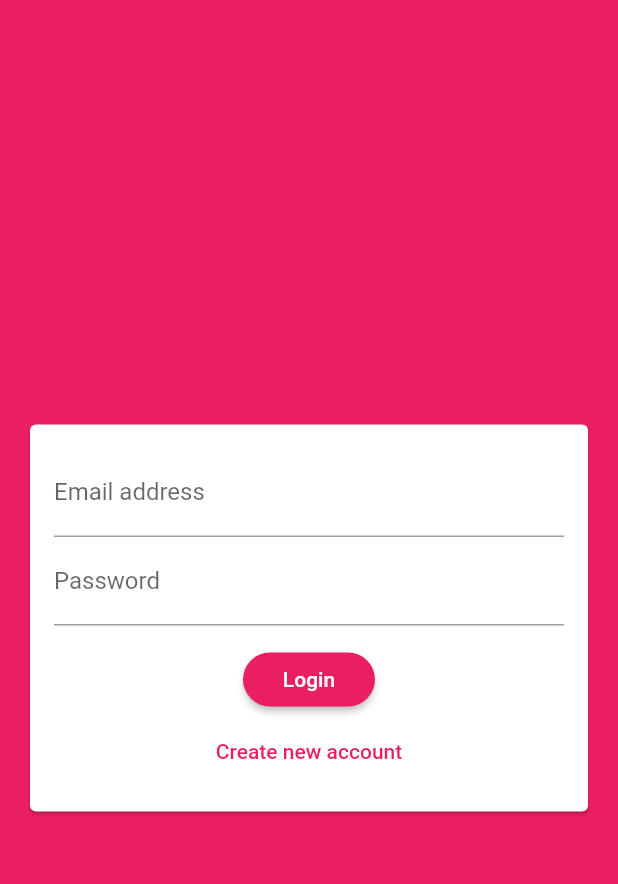
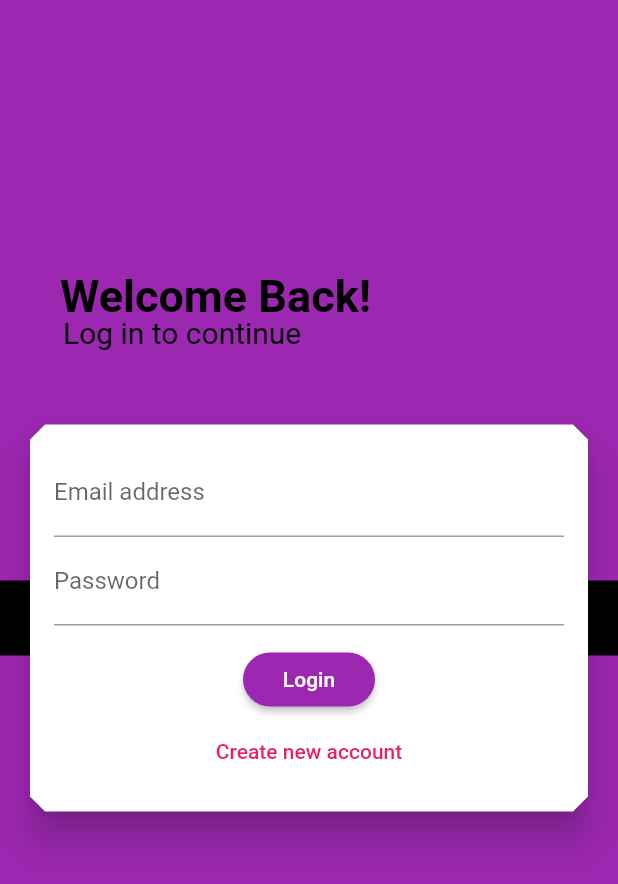
Before and after one commit to Vaibhav11234/ChatApp, a Flutter app: the screen it shows after launch, on a phone screen of 412 x 824 dp. Shown: the top 884 px of the screen. Run offline on Flutter 3.47's test engine with Material 2 defaults, Android fonts, the phone set to English and light mode, and no system bars; our stand-ins replace cloud_firestore, firebase_auth, firebase_storage, image_picker; accounts and stored records are empty.

Commit message:
chnages some UI part

```diff
--- a/lib/screens/auth_screen.dart
+++ b/lib/screens/auth_screen.dart
@@ -82,7 +82,7 @@ class _AuthScreenState extends State<AuthScreen> {
   @override
   Widget build(BuildContext context) {
     return Scaffold(
-      backgroundColor: Theme.of(context).primaryColor,
+      backgroundColor: Colors.purple,
       body: AuthForm(_submitAuthForm, _isLoading),
     );
   }
--- a/lib/widgets/auth/auth_form.dart
+++ b/lib/widgets/auth/auth_form.dart
@@ -59,8 +59,60 @@ class _AuthFormState extends State<AuthForm> {
 
   @override
   Widget build(BuildContext context) {
-    return Center(
+    return Container(
+        child: Stack(children: [
+      _isLogin
+          ? Positioned(
+              top: 180,
+              left: 40,
+              child: Text('Welcome Back!',
+                  style: TextStyle(
+                      fontSize: 30,
+                      fontWeight: FontWeight.bold,
+                      color: Colors.black)),
+            )
+          : Positioned(
+              top: 80,
+              left: 42,
+              child: Text('Welcome',
+                  style: TextStyle(
+                      fontSize: 30,
+                      fontWeight: FontWeight.bold,
+                      color: Colors.black)),
+            ),
+      _isLogin
+          ? Positioned(
+              top: 210,
+              left: 42,
+              child: Text('Log in to continue',
+                  style: TextStyle(
+                      fontSize: 20,
+                      fontWeight: FontWeight.normal,
+                      color: Colors.black)),
+            )
+          : Positioned(
+              top: 110,
+              left: 42,
+              child: Text('Sign up to continue',
+                  style: TextStyle(
+                      fontSize: 20,
+                      fontWeight: FontWeight.normal,
+                      color: Colors.black)),
+            ),
+      Center(
+        child: Container(
+          height: 50,
+          color: Colors.black,
+        ),
+      ),
+      Center(
           child: Card(
+              shape: BeveledRectangleBorder(
+                borderRadius: BorderRadius.circular(10),
+              ),
+              color: Colors.white,
+              elevation: 10,
+              borderOnForeground: false,
               margin: EdgeInsets.all(20),
               child: SingleChildScrollView(
                 child: Padding(
@@ -74,7 +126,8 @@ class _AuthFormState extends State<AuthForm> {
                         TextFormField(
                           key: ValueKey('email'),
                           keyboardType: TextInputType.emailAddress,
-                        decoration: InputDecoration(labelText: 'Email address'),
+                          decoration:
+                              InputDecoration(labelText: 'Email address'),
                           validator: (value) {
                             if (value.isEmpty || !value.contains('@')) {
                               return 'Please Enter a valid email address.';
@@ -119,6 +172,7 @@ class _AuthFormState extends State<AuthForm> {
                         if (widget.isLoading) CircularProgressIndicator(),
                         if (!widget.isLoading)
                           RaisedButton(
+                            color: Colors.purple,
                             onPressed: _trySubmit,
                             child: Text(_isLogin ? 'Login' : 'Signup'),
                           ),
@@ -138,6 +192,7 @@ class _AuthFormState extends State<AuthForm> {
                     ),
                   ),
                 ),
-            )));
+              )))
+    ]));
   }
 }
--- a/lib/widgets/chat/message_bubble.dart
+++ b/lib/widgets/chat/message_bubble.dart
@@ -24,7 +24,7 @@ class MessageBubble extends StatelessWidget {
               padding: EdgeInsets.symmetric(horizontal: 16, vertical: 10),
               decoration: BoxDecoration(
                   color:
-                      isMe ? Colors.grey[300] : Theme.of(context).accentColor,
+                      isMe ? Colors.green[400] : Theme.of(context).accentColor,
                   borderRadius: BorderRadius.only(
                     topLeft: Radius.circular(12),
                     topRight: Radius.circular(12),
--- a/lib/widgets/chat/messages.dart
+++ b/lib/widgets/chat/messages.dart
@@ -1,4 +1,5 @@
 import 'package:firebase_auth/firebase_auth.dart';
+
 import 'package:flutter/material.dart';
 import 'package:cloud_firestore/cloud_firestore.dart';
 import 'package:flutter_complete_guide/widgets/chat/message_bubble.dart';
--- a/pubspec.yaml
+++ b/pubspec.yaml
@@ -28,6 +28,7 @@ dependencies:
   firebase_auth: 0.16.1
   image_picker: ^0.6.5+3
   firebase_storage: ^3.1.5
+  firebase_messaging: ^6.0.13
 
 dev_dependencies:
   flutter_test:
```
Also changed, not shown: pubspec.lock, 2 other files. Lines whose indentation alone changed are shown as unchanged.
